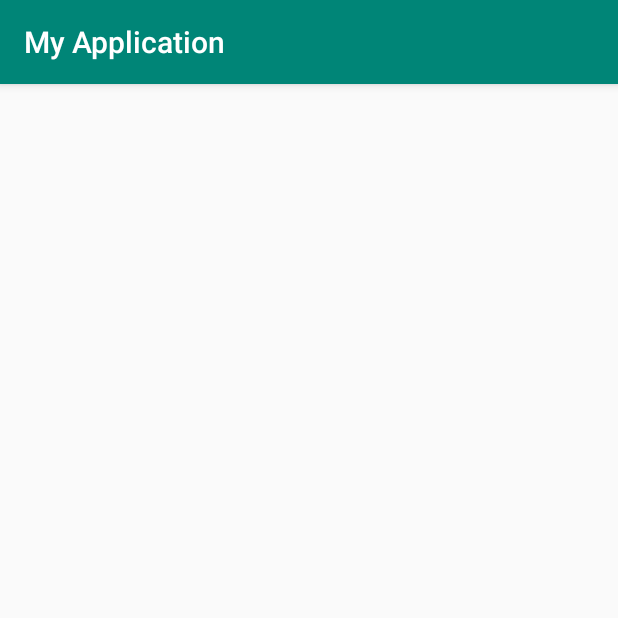
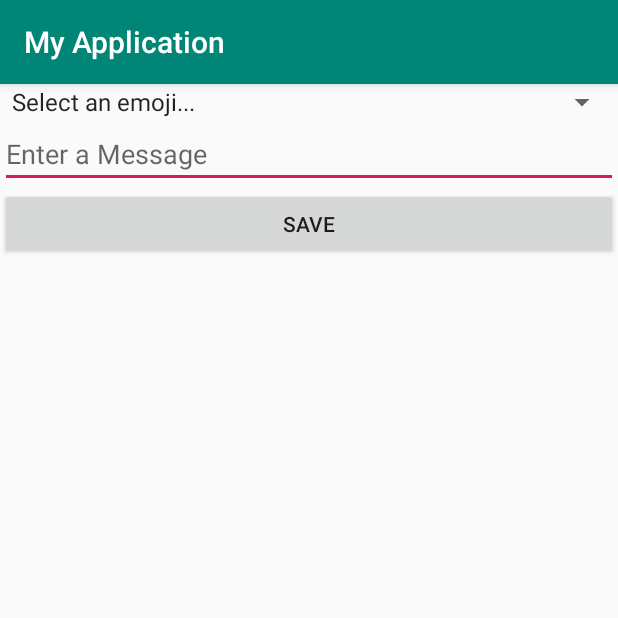
Before and after one commit to jpundev/hackED, an Android app: the screen it shows after launch (FirstActivity before the commit, CreateMessageActivity after it), after a tap on "LOGIN", on a phone screen of 412 x 824 dp, the top half of it. Run offline under Robolectric (Android 15) with nearby library versions, the phone set to English and light mode, and no system bars.

Commit message:
added assigning message values

```diff
--- a/app/src/main/AndroidManifest.xml
+++ b/app/src/main/AndroidManifest.xml
@@ -9,7 +9,7 @@
         android:roundIcon="@mipmap/ic_launcher_round"
         android:supportsRtl="true"
         android:theme="@style/AppTheme">
-        <activity android:name=".FirstActivity"></activity>
+        <activity android:name=".FirstActivity" />
         <activity android:name=".RegisterActivity" />
         <activity android:name=".MainActivity">
             <intent-filter>
@@ -18,6 +18,7 @@
                 <category android:name="android.intent.category.LAUNCHER" />
             </intent-filter>
         </activity>
+        <activity android:name=".CreateMessageActivity"></activity>
     </application>
 
 </manifest>
--- /dev/null
+++ b/app/src/main/java/com/example/myapplication/CreateMessageActivity.java
@@ -0,0 +1,75 @@
+package com.example.myapplication;
+
+import android.support.v7.app.AppCompatActivity;
+import android.os.Bundle;
+import android.view.View;
+import android.widget.AdapterView;
+import android.widget.Button;
+import android.widget.EditText;
+import android.widget.Spinner;
+import android.widget.Toast;
+
+import java.text.SimpleDateFormat;
+import java.util.Date;
+import java.util.Random;
+
+public class CreateMessageActivity extends AppCompatActivity {
+
+
+
+    @Override
+    protected void onCreate(Bundle savedInstanceState) {
+        super.onCreate(savedInstanceState);
+        setContentView(R.layout.activity_create_message);
+        Button savebutton = findViewById(R.id.save_button);
+        final MessageModel messageobject = new MessageModel();
+        final EditText messagetext = findViewById(R.id.enter_message);
+        final Date date = new Date();
+
+
+
+        Spinner entry_select = findViewById(R.id.emoji_select);
+        entry_select.setSelection(0);
+
+
+        entry_select.setOnItemSelectedListener(new AdapterView.OnItemSelectedListener() {
+            public void onItemSelected(AdapterView<?> parent, View view, int position, long id) {
+                Object item = parent.getItemAtPosition(position);
+                messageobject.setEmoji(item.toString());
+
+            }
+            public void onNothingSelected(AdapterView<?> parent) {
+            }
+        });
+
+        savebutton.setOnClickListener(new View.OnClickListener() {
+            @Override
+            public void onClick(View view) {
+                Random random = new Random();
+                messageobject.setMessage(messagetext.toString());
+                messageobject.setMessageid(random.nextInt(1000)+1);
+                messageobject.setUpvotes(0);
+                //Get userID from Database.
+                //messageobject.setUserid();
+                //Get userID and use that to get User Pins
+                //UserModel user = new UserModel(userid);
+                //Set MessageId into Userlist of PinIds
+                //user.getMessageIds;
+                //add id.
+                //Get UserCoordinate on Map
+                //messageobject.setxcoord();
+                //messageobject.setycoord();
+                messageobject.setDate(date);
+
+            }
+        });
+
+
+
+
+
+    }
+
+
+
+}
--- a/app/src/main/java/com/example/myapplication/MainActivity.java
+++ b/app/src/main/java/com/example/myapplication/MainActivity.java
@@ -23,7 +23,7 @@ public class MainActivity extends AppCompatActivity {
         Button login_button = findViewById(R.id.login);
         login_button.setOnClickListener(new View.OnClickListener() {
             public void onClick(View V) {
-                startActivity(new Intent(MainActivity.this, FirstActivity.class));
+                startActivity(new Intent(MainActivity.this, CreateMessageActivity.class));
             }
         });
 
--- a/app/src/main/java/com/example/myapplication/UserModel.java
+++ b/app/src/main/java/com/example/myapplication/UserModel.java
@@ -1,9 +1,20 @@
 package com.example.myapplication;
+
+import java.util.ArrayList;
+import java.util.List;
 
 public class UserModel {
     private int userid;
     private String username;
     private String password;
+    private final ArrayList<Integer> messageidlist = new ArrayList<>();
+
+    public ArrayList<Integer> getMessageidlist() {
+        return messageidlist;
+    }
+
+
+
 
     public int getUserid() {
         return userid;
--- /dev/null
+++ b/app/src/main/res/layout/activity_create_message.xml
@@ -0,0 +1,33 @@
+<?xml version="1.0" encoding="utf-8"?>
+<LinearLayout xmlns:android="http://schemas.android.com/apk/res/android"
+    xmlns:app="http://schemas.android.com/apk/res-auto"
+    xmlns:tools="http://schemas.android.com/tools"
+    android:layout_width="match_parent"
+    android:layout_height="match_parent"
+    android:orientation="vertical"
+    tools:context=".CreateMessageActivity">
+
+    <Spinner
+        android:id="@+id/emoji_select"
+        android:layout_width="match_parent"
+        android:layout_height="wrap_content"
+        android:entries="@array/entries_array"
+        android:spinnerMode="dropdown" />
+
+    <EditText
+        android:id="@+id/enter_message"
+        android:layout_width="match_parent"
+        android:layout_height="wrap_content"
+        android:ems="10"
+        android:hint="Enter a Message"
+        android:inputType="textLongMessage"
+        android:selectAllOnFocus="false"
+        android:maxLength="200"/>
+
+    <Button
+        android:id="@+id/save_button"
+        android:layout_width="match_parent"
+        android:layout_height="wrap_content"
+        android:text="Save" />
+
+</LinearLayout>
--- a/app/src/main/res/values/strings.xml
+++ b/app/src/main/res/values/strings.xml
@@ -1,3 +1,12 @@
 <resources>
     <string name="app_name">My Application</string>
+
+    <string-array name="entries_array">
+        <item>Select an emoji...</item>
+        <item>Sad</item>
+        <item>Happy</item>
+        <item>Angry</item>
+        <item>Neutral</item>
+        <item>Excited</item>
+    </string-array>
 </resources>
```
